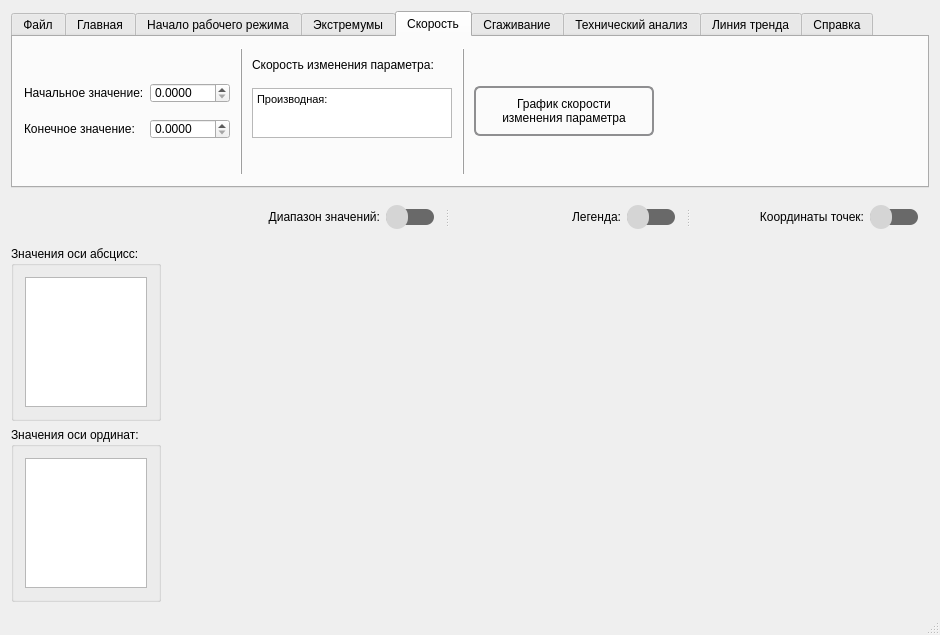
Above: mainwindow.ui from Kortesss/NO3 before the change. Below: the same form after it.
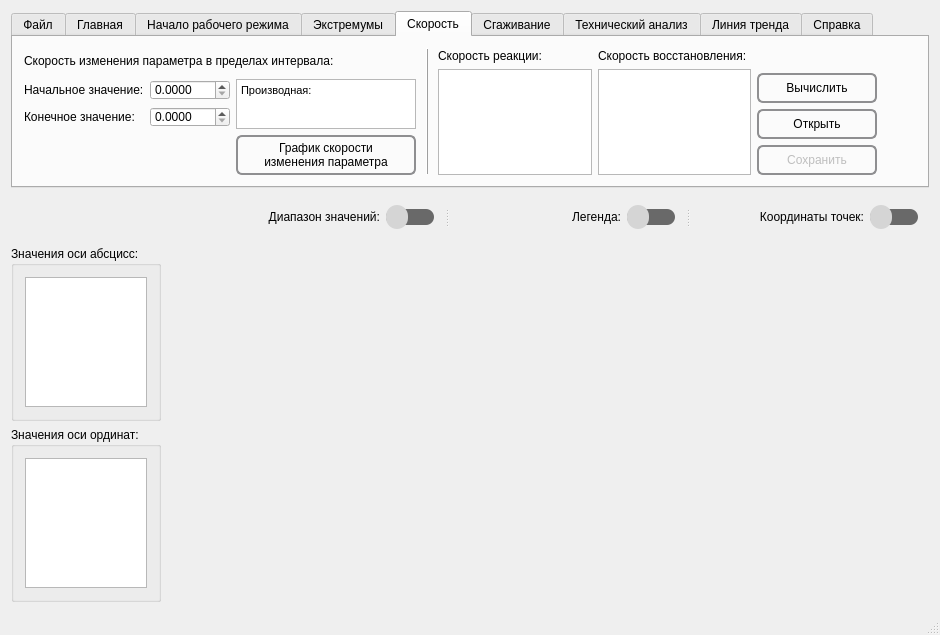
That is the form after the change. The open tabs and pages were chosen to show the change. Icons and pictures are not drawn. Custom widgets are drawn as their Qt base class.

What changed in the file:
```diff
--- a/mainwindow.ui
+++ b/mainwindow.ui
@@ -1539,25 +1539,32 @@
        <attribute name="title">
         <string>Скорость</string>
        </attribute>
+       <layout class="QHBoxLayout" name="horizontalLayout_28">
+        <item>
+         <layout class="QVBoxLayout" name="verticalLayout_14">
+          <item>
+           <widget class="QLabel" name="label_17">
+            <property name="sizePolicy">
+             <sizepolicy hsizetype="Preferred" vsizetype="Preferred">
+              <horstretch>0</horstretch>
+              <verstretch>0</verstretch>
+             </sizepolicy>
+            </property>
+            <property name="maximumSize">
+             <size>
+              <width>320</width>
+              <height>16777215</height>
+             </size>
+            </property>
+            <property name="text">
+             <string>Скорость изменения параметра в пределах интервала:</string>
+            </property>
+           </widget>
+          </item>
+          <item>
        <layout class="QHBoxLayout" name="horizontalLayout_4">
         <item>
          <layout class="QVBoxLayout" name="verticalLayout_13">
-          <item>
-           <spacer name="verticalSpacer_8">
-            <property name="orientation">
-             <enum>Qt::Vertical</enum>
-            </property>
-            <property name="sizeType">
-             <enum>QSizePolicy::Preferred</enum>
-            </property>
-            <property name="sizeHint" stdset="0">
-             <size>
-              <width>20</width>
-              <height>25</height>
-             </size>
-            </property>
-           </spacer>
-          </item>
           <item>
            <layout class="QHBoxLayout" name="horizontalLayout_13">
             <item>
@@ -1642,75 +1649,7 @@
             </item>
            </layout>
           </item>
-          <item>
-           <spacer name="verticalSpacer">
-            <property name="orientation">
-             <enum>Qt::Vertical</enum>
-            </property>
-            <property name="sizeType">
-             <enum>QSizePolicy::Preferred</enum>
-            </property>
-            <property name="sizeHint" stdset="0">
-             <size>
-              <width>20</width>
-              <height>25</height>
-             </size>
-            </property>
-           </spacer>
-          </item>
-         </layout>
-        </item>
-        <item>
-         <widget class="QLabel" name="label_18">
-          <property name="sizePolicy">
-           <sizepolicy hsizetype="Minimum" vsizetype="Minimum">
-            <horstretch>0</horstretch>
-            <verstretch>0</verstretch>
-           </sizepolicy>
-          </property>
-          <property name="minimumSize">
-           <size>
-            <width>10</width>
-            <height>0</height>
-           </size>
-          </property>
-          <property name="maximumSize">
-           <size>
-            <width>10</width>
-            <height>16777215</height>
-           </size>
-          </property>
-          <property name="frameShape">
-           <enum>QFrame::VLine</enum>
-          </property>
-          <property name="frameShadow">
-           <enum>QFrame::Raised</enum>
-          </property>
-          <property name="text">
-           <string/>
-          </property>
-         </widget>
-        </item>
-        <item>
-         <layout class="QVBoxLayout" name="verticalLayout_14">
-          <item>
-           <widget class="QLabel" name="label_17">
-            <property name="sizePolicy">
-             <sizepolicy hsizetype="Preferred" vsizetype="Preferred">
-              <horstretch>0</horstretch>
-              <verstretch>0</verstretch>
-             </sizepolicy>
-            </property>
-            <property name="maximumSize">
-             <size>
-              <width>200</width>
-              <height>16777215</height>
-             </size>
-            </property>
-            <property name="text">
-             <string>Скорость изменения параметра:</string>
-            </property>
-           </widget>
+             </layout>
           </item>
           <item>
            <widget class="QTextBrowser" name="Browser_Derivative">
@@ -1722,7 +1661,7 @@
             </property>
             <property name="minimumSize">
              <size>
-              <width>200</width>
+                <width>180</width>
               <height>0</height>
              </size>
             </property>
@@ -1756,54 +1695,25 @@
             </property>
            </widget>
           </item>
+           </layout>
+          </item>
           <item>
-           <spacer name="verticalSpacer_2">
+           <layout class="QHBoxLayout" name="horizontalLayout_27">
+            <item>
+             <spacer name="horizontalSpacer_13">
             <property name="orientation">
-             <enum>Qt::Vertical</enum>
+               <enum>Qt::Horizontal</enum>
             </property>
             <property name="sizeType">
              <enum>QSizePolicy::Preferred</enum>
             </property>
             <property name="sizeHint" stdset="0">
              <size>
-              <width>20</width>
-              <height>37</height>
+                <width>212</width>
+                <height>20</height>
              </size>
             </property>
            </spacer>
-          </item>
-         </layout>
-        </item>
-        <item>
-         <widget class="QLabel" name="label_16">
-          <property name="sizePolicy">
-           <sizepolicy hsizetype="Minimum" vsizetype="Minimum">
-            <horstretch>0</horstretch>
-            <verstretch>0</verstretch>
-           </sizepolicy>
-          </property>
-          <property name="minimumSize">
-           <size>
-            <width>10</width>
-            <height>0</height>
-           </size>
-          </property>
-          <property name="maximumSize">
-           <size>
-            <width>10</width>
-            <height>16777215</height>
-           </size>
-          </property>
-          <property name="frameShape">
-           <enum>QFrame::VLine</enum>
-          </property>
-          <property name="frameShadow">
-           <enum>QFrame::Raised</enum>
-          </property>
-          <property name="text">
-           <string/>
-          </property>
-         </widget>
         </item>
         <item>
          <widget class="QPushButton" name="btn_grDerivative">
@@ -1816,7 +1726,7 @@
           <property name="minimumSize">
            <size>
             <width>180</width>
-            <height>50</height>
+                <height>40</height>
            </size>
           </property>
           <property name="maximumSize">
@@ -1860,6 +1770,256 @@
           </property>
          </widget>
         </item>
+           </layout>
+          </item>
+         </layout>
+        </item>
+        <item>
+         <widget class="QLabel" name="label_16">
+          <property name="sizePolicy">
+           <sizepolicy hsizetype="Minimum" vsizetype="Minimum">
+            <horstretch>0</horstretch>
+            <verstretch>0</verstretch>
+           </sizepolicy>
+          </property>
+          <property name="minimumSize">
+           <size>
+            <width>10</width>
+            <height>0</height>
+           </size>
+          </property>
+          <property name="maximumSize">
+           <size>
+            <width>10</width>
+            <height>16777215</height>
+           </size>
+          </property>
+          <property name="frameShape">
+           <enum>QFrame::VLine</enum>
+          </property>
+          <property name="frameShadow">
+           <enum>QFrame::Raised</enum>
+          </property>
+          <property name="text">
+           <string/>
+          </property>
+         </widget>
+        </item>
+        <item>
+         <layout class="QVBoxLayout" name="verticalLayout_25">
+          <item>
+           <widget class="QLabel" name="label_18">
+            <property name="sizePolicy">
+             <sizepolicy hsizetype="Preferred" vsizetype="Preferred">
+              <horstretch>0</horstretch>
+              <verstretch>0</verstretch>
+             </sizepolicy>
+            </property>
+            <property name="maximumSize">
+             <size>
+              <width>140</width>
+              <height>16777215</height>
+             </size>
+            </property>
+            <property name="text">
+             <string>Скорость реакции:</string>
+            </property>
+           </widget>
+          </item>
+          <item>
+           <widget class="QListWidget" name="list_SpeedReact">
+            <property name="sizePolicy">
+             <sizepolicy hsizetype="Preferred" vsizetype="Preferred">
+              <horstretch>0</horstretch>
+              <verstretch>0</verstretch>
+             </sizepolicy>
+            </property>
+            <property name="maximumSize">
+             <size>
+              <width>155</width>
+              <height>106</height>
+             </size>
+            </property>
+           </widget>
+          </item>
+         </layout>
+        </item>
+        <item>
+         <layout class="QVBoxLayout" name="verticalLayout_26">
+          <item>
+           <widget class="QLabel" name="label_36">
+            <property name="sizePolicy">
+             <sizepolicy hsizetype="Preferred" vsizetype="Preferred">
+              <horstretch>0</horstretch>
+              <verstretch>0</verstretch>
+             </sizepolicy>
+            </property>
+            <property name="maximumSize">
+             <size>
+              <width>154</width>
+              <height>16777215</height>
+             </size>
+            </property>
+            <property name="text">
+             <string>Скорость восстановления:</string>
+            </property>
+           </widget>
+          </item>
+          <item>
+           <widget class="QListWidget" name="list_SpeedRecov">
+            <property name="sizePolicy">
+             <sizepolicy hsizetype="Preferred" vsizetype="Preferred">
+              <horstretch>0</horstretch>
+              <verstretch>0</verstretch>
+             </sizepolicy>
+            </property>
+            <property name="maximumSize">
+             <size>
+              <width>155</width>
+              <height>106</height>
+             </size>
+            </property>
+           </widget>
+          </item>
+         </layout>
+        </item>
+        <item>
+         <layout class="QVBoxLayout" name="verticalLayout_27">
+          <item>
+           <spacer name="verticalSpacer">
+            <property name="orientation">
+             <enum>Qt::Vertical</enum>
+            </property>
+            <property name="sizeHint" stdset="0">
+             <size>
+              <width>20</width>
+              <height>40</height>
+             </size>
+            </property>
+           </spacer>
+          </item>
+          <item>
+           <widget class="QPushButton" name="btn_calcSpeed">
+            <property name="minimumSize">
+             <size>
+              <width>120</width>
+              <height>30</height>
+             </size>
+            </property>
+            <property name="maximumSize">
+             <size>
+              <width>130</width>
+              <height>16777215</height>
+             </size>
+            </property>
+            <property name="styleSheet">
+             <string notr="true"> QPushButton {
+     border: 2px solid #8f8f91;
+     border-radius: 6px;
+     background-color: qlineargradient(x1: 0, y1: 0, x2: 0, y2: 1,
+                                       stop: 0 #f6f7fa, stop: 1 #dadbde);
+}
+QPushButton:pressed {
+     background-color: qlineargradient(x1: 0, y1: 0, x2: 0, y2: 1,
+                                       stop: 0 #dadbde, stop: 1 #f6f7fa);
+ }
+QPushButton:checked{
+     background-color: qlineargradient(x1: 0, y1: 0, x2: 1, y2: 1,
+                                       stop: 0 #dadbde, stop: 1 #a0a0a4);
+ }</string>
+            </property>
+            <property name="text">
+             <string>Вычислить</string>
+            </property>
+            <property name="icon">
+             <iconset resource="source.qrc">
+              <normaloff>:/img/img/calculator.png</normaloff>:/img/img/calculator.png</iconset>
+            </property>
+           </widget>
+          </item>
+          <item>
+           <widget class="QPushButton" name="btn_openSpeed">
+            <property name="minimumSize">
+             <size>
+              <width>120</width>
+              <height>30</height>
+             </size>
+            </property>
+            <property name="maximumSize">
+             <size>
+              <width>130</width>
+              <height>16777215</height>
+             </size>
+            </property>
+            <property name="styleSheet">
+             <string notr="true"> QPushButton {
+     border: 2px solid #8f8f91;
+     border-radius: 6px;
+     background-color: qlineargradient(x1: 0, y1: 0, x2: 0, y2: 1,
+                                       stop: 0 #f6f7fa, stop: 1 #dadbde);
+}
+QPushButton:pressed {
+     background-color: qlineargradient(x1: 0, y1: 0, x2: 0, y2: 1,
+                                       stop: 0 #dadbde, stop: 1 #f6f7fa);
+ }
+QPushButton:checked{
+     background-color: qlineargradient(x1: 0, y1: 0, x2: 1, y2: 1,
+                                       stop: 0 #dadbde, stop: 1 #a0a0a4);
+ }</string>
+            </property>
+            <property name="text">
+             <string>Открыть</string>
+            </property>
+            <property name="icon">
+             <iconset resource="source.qrc">
+              <normaloff>:/img/img/open.png</normaloff>:/img/img/open.png</iconset>
+            </property>
+           </widget>
+          </item>
+          <item>
+           <widget class="QPushButton" name="btn_saveSpeed">
+            <property name="enabled">
+             <bool>false</bool>
+            </property>
+            <property name="minimumSize">
+             <size>
+              <width>120</width>
+              <height>30</height>
+             </size>
+            </property>
+            <property name="maximumSize">
+             <size>
+              <width>130</width>
+              <height>16777215</height>
+             </size>
+            </property>
+            <property name="styleSheet">
+             <string notr="true"> QPushButton {
+     border: 2px solid #8f8f91;
+     border-radius: 6px;
+     background-color: qlineargradient(x1: 0, y1: 0, x2: 0, y2: 1,
+                                       stop: 0 #f6f7fa, stop: 1 #dadbde);
+}
+QPushButton:pressed {
+     background-color: qlineargradient(x1: 0, y1: 0, x2: 0, y2: 1,
+                                       stop: 0 #dadbde, stop: 1 #f6f7fa);
+ }
+QPushButton:checked{
+     background-color: qlineargradient(x1: 0, y1: 0, x2: 1, y2: 1,
+                                       stop: 0 #dadbde, stop: 1 #a0a0a4);
+ }</string>
+            </property>
+            <property name="text">
+             <string>Сохранить</string>
+            </property>
+            <property name="icon">
+             <iconset resource="source.qrc">
+              <normaloff>:/img/img/512px-Save_font_awesome.svg.png</normaloff>:/img/img/512px-Save_font_awesome.svg.png</iconset>
+            </property>
+           </widget>
+          </item>
+         </layout>
+        </item>
         <item>
          <spacer name="horizontalSpacer_2">
           <property name="orientation">
```
Left out of the diff: 171 changed lines with no effect on the pictures. Lines whose indentation alone changed are shown as unchanged.
